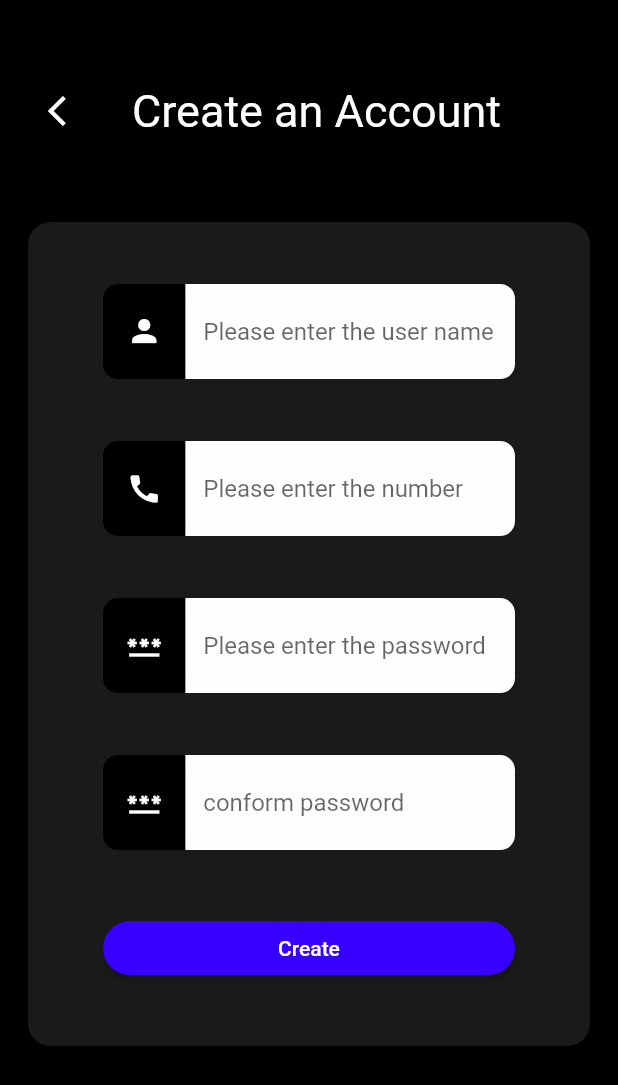
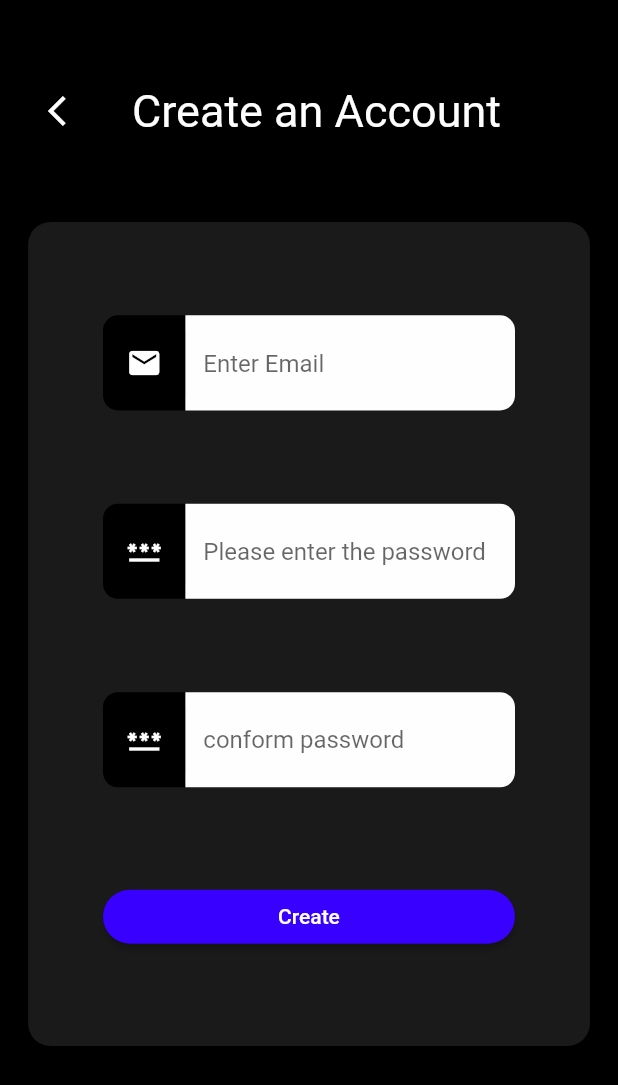
Before and after one commit to sayanths/book_turf_responsive, a Flutter app: the SignUpPageMobile screen opened directly, on a phone screen of 412 x 824 dp. Shown: the top 1085 px of the screen. Run offline on Flutter 3.47's test engine with Material 2 defaults, Android fonts, the phone set to English and light mode, and no system bars; our stand-ins replace dio, get, google_fonts; missing offline and left inert: iconify_flutter; network calls fail; Roboto replaces fonts that are missing (Amaranth).

Commit message:
signup and otp page model created

```diff
--- a/lib/app/mobile_layout/login_page/model/login_model.dart
+++ b/lib/app/mobile_layout/login_page/model/login_model.dart
@@ -5,6 +5,13 @@ class LoginModel {
     this.email,
     this.password,
   });
+
+  factory LoginModel.fromJson(Map<String, dynamic> json) {
+    return LoginModel(
+      email: json["user_mail"],
+      password: json["user_password"],
+    );
+  }
 
   Map<String, dynamic> toJson() => {
         "user_mail": email,
--- /dev/null
+++ b/lib/app/mobile_layout/signup_page/controller/signup_controller.dart
@@ -0,0 +1,16 @@
+import 'package:flutter/cupertino.dart';
+import 'package:get/get.dart';
+
+class SignUpControllerMobile extends GetxController {
+  final signUpKey = GlobalKey<FormState>();
+
+  final emailController = TextEditingController();
+  final passwordController = TextEditingController();
+  final conformPasswordController = TextEditingController();
+
+  onSignUpPressed() {
+    if (signUpKey.currentState!.validate()) {
+      return ;
+    }
+  }
+}
--- a/lib/app/mobile_layout/signup_page/view/signup_page.dart
+++ b/lib/app/mobile_layout/signup_page/view/signup_page.dart
@@ -2,6 +2,7 @@ import 'package:flutter/material.dart';
 import 'package:get/get.dart';
 import 'package:turf_book_second_project/app/mobile_layout/login_page/view/widgets/custom_formfield.dart';
 import 'package:turf_book_second_project/app/mobile_layout/login_page/view/widgets/glass_container.dart';
+import 'package:turf_book_second_project/app/mobile_layout/signup_page/controller/signup_controller.dart';
 import 'package:turf_book_second_project/app/utiles/colors.dart';
 import 'package:turf_book_second_project/app/utiles/fonts.dart';
 import 'package:turf_book_second_project/app/utiles/widgets.dart';
@@ -11,7 +12,7 @@ class SignUpPageMobile extends StatelessWidget {
 
   @override
   Widget build(BuildContext context) {
-
+    final signUpController = Get.put(SignUpControllerMobile());
     final size = MediaQuery.of(context).size;
     return Scaffold(
       backgroundColor: black,
@@ -21,39 +22,35 @@ class SignUpPageMobile extends StatelessWidget {
           child: Column(
             children: [
               height50,
-                CustomBackArrowWithTitle(
+              const CustomBackArrowWithTitle(
                 title: 'Create an Account',
               ),
               height50,
               LoginGlassContainer(
                 size: size,
+                child: Form(
+                  key: signUpController.signUpKey,
                   child: Column(
                     mainAxisAlignment: MainAxisAlignment.spaceEvenly,
                     children: [
                       CustomTextField(
                           obsureText: false,
-                       // controller: signUpController.nameController,
+                          controller: signUpController.emailController,
                           size: size,
-                          icon: Icons.person,
-                          title: " Please enter the user name",
-                          keyboard: TextInputType.name),
+                          icon: Icons.email,
+                          title: " Enter Email",
+                          keyboard: TextInputType.emailAddress),
                       CustomTextField(
-                        obsureText: false,
-                       // controller: signUpController.numberController,
-                          size: size,
-                          icon: Icons.call,
-                          title: " Please enter the number",
-                          keyboard: TextInputType.name),
-                      CustomTextField(
-                        obsureText: false,
-                        //controller: signUpController.passwordController,
+                          obsureText: true,
+                          controller: signUpController.passwordController,
                           size: size,
                           icon: Icons.password,
                           title: " Please enter the password",
-                          keyboard: TextInputType.name),
+                          keyboard: TextInputType.visiblePassword),
                       CustomTextField(
-                        obsureText: false,
-                       // controller: signUpController.confromPasswordController,
+                          obsureText: true,
+                          controller:
+                              signUpController.conformPasswordController,
                           size: size,
                           icon: Icons.password_outlined,
                           title: " conform password",
@@ -62,17 +59,17 @@ class SignUpPageMobile extends StatelessWidget {
                         width: size.width / 1.5,
                         child: ElevatedButton(
                           onPressed: () {
-                            // Get.offAll(() => BottomnavbarView(),
-                            //     transition: Transition.circularReveal);
+                            signUpController.onSignUpPressed();
                           },
-                          child: Text("Create"),
                           style: ElevatedButton.styleFrom(
-                            primary: Color.fromARGB(255, 55, 0, 255),
-                            shape: StadiumBorder(),
+                            primary: const Color.fromARGB(255, 55, 0, 255),
+                            shape: const StadiumBorder(),
                           ),
+                          child: const Text("Create"),
                         ),
                       ),
                     ],
+                  ),
                 ),
               )
             ],
@@ -100,7 +97,7 @@ class CustomBackArrowWithTitle extends StatelessWidget {
               onPressed: () {
                 Get.back();
               },
-              icon: Icon(
+              icon: const Icon(
                 Icons.arrow_back_ios,
                 color: white,
               )),
--- a/lib/app/utiles/base_url.dart
+++ b/lib/app/utiles/base_url.dart
@@ -2,4 +2,5 @@ class BaseUrl {
   static const String url = 'http://10.0.2.2:3000/';
   static const String login = 'account/login-email';
   static const String signUp = 'account/signup-email';
+  static const String otp = 'account/verify-email-otp';
 }
```
Also changed, not shown: lib/app/mobile_layout/signup_page/model/otp_model.dart (added, +28 -0 lines), lib/app/mobile_layout/signup_page/model/sign_up_model.dart (added, +31 -0 lines). Lines whose indentation alone changed are shown as unchanged.
